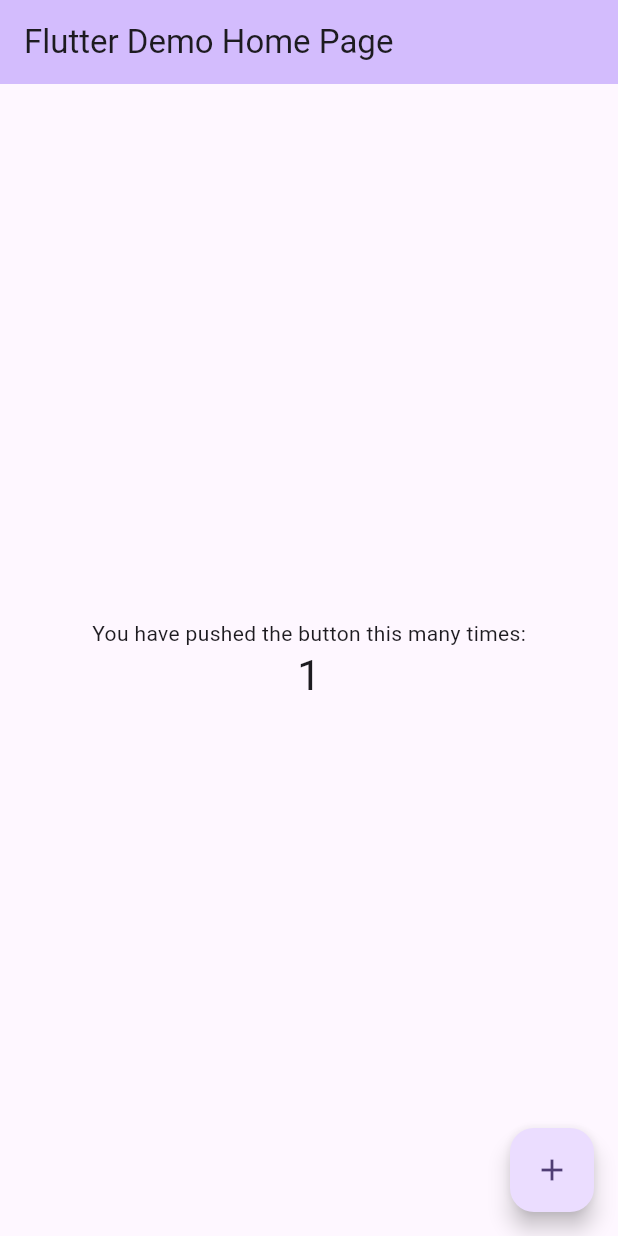
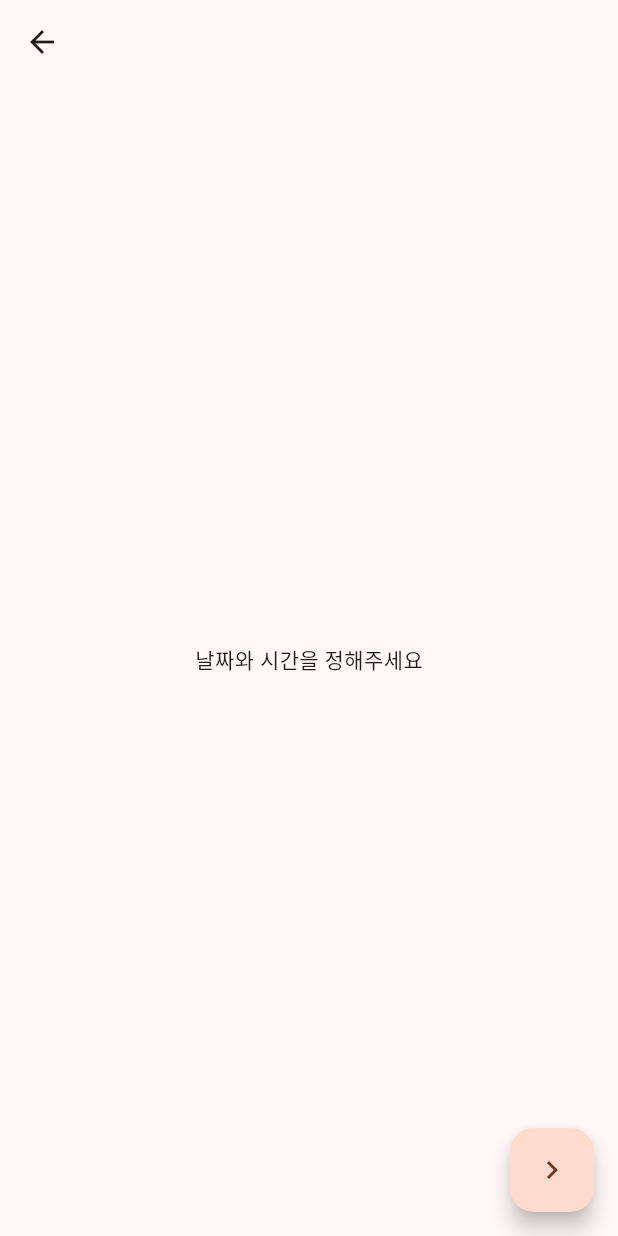
Before and after one commit to YAPP-Github/23rd-TF-when2yapp-FE, a Flutter app: the screen it shows after launch, after a tap on the "add" icon, on a phone screen of 412 x 824 dp. Run offline on Flutter 3.47's test engine with Material 2 defaults, Android fonts, the light colour scheme and no system bars.

Commit message:
feat: 페이지 추가, 연결 (#4)

```diff
--- /dev/null
+++ b/lib/create_page.dart
@@ -0,0 +1,22 @@
+import 'package:flutter/material.dart';
+
+class CreatePage extends StatelessWidget {
+  @override
+  Widget build(BuildContext context) {
+    return SafeArea(
+      child: Scaffold(
+        appBar: AppBar(),
+        body: Center(
+          child: Text('날짜와 시간을 정해주세요'),
+        ),
+        floatingActionButton: FloatingActionButton(
+          onPressed: () {
+            Navigator.of(context).pushNamed('/created');
+          },
+          tooltip: '약속 만들기',
+          child: const Icon(Icons.chevron_right),
+        )
+      ),
+    );
+  }
+}
--- a/lib/main.dart
+++ b/lib/main.dart
@@ -1,125 +1,7 @@
 import 'package:flutter/material.dart';
 
+import 'when2yapp_app.dart';
+
 void main() {
-  runApp(const MyApp());
+  runApp(const When2YappApp());
 }
-
-class MyApp extends StatelessWidget {
-  const MyApp({super.key});
-
-  // This widget is the root of your application.
-  @override
-  Widget build(BuildContext context) {
-    return MaterialApp(
-      title: 'Flutter Demo',
-      theme: ThemeData(
-        // This is the theme of your application.
-        //
-        // TRY THIS: Try running your application with "flutter run". You'll see
-        // the application has a blue toolbar. Then, without quitting the app,
-        // try changing the seedColor in the colorScheme below to Colors.green
-        // and then invoke "hot reload" (save your changes or press the "hot
-        // reload" button in a Flutter-supported IDE, or press "r" if you used
-        // the command line to start the app).
-        //
-        // Notice that the counter didn't reset back to zero; the application
-        // state is not lost during the reload. To reset the state, use hot
-        // restart instead.
-        //
-        // This works for code too, not just values: Most code changes can be
-        // tested with just a hot reload.
-        colorScheme: ColorScheme.fromSeed(seedColor: Colors.deepPurple),
-        useMaterial3: true,
-      ),
-      home: const MyHomePage(title: 'Flutter Demo Home Page'),
-    );
-  }
-}
-
-class MyHomePage extends StatefulWidget {
-  const MyHomePage({super.key, required this.title});
-
-  // This widget is the home page of your application. It is stateful, meaning
-  // that it has a State object (defined below) that contains fields that affect
-  // how it looks.
-
-  // This class is the configuration for the state. It holds the values (in this
-  // case the title) provided by the parent (in this case the App widget) and
-  // used by the build method of the State. Fields in a Widget subclass are
-  // always marked "final".
-
-  final String title;
-
-  @override
-  State<MyHomePage> createState() => _MyHomePageState();
-}
-
-class _MyHomePageState extends State<MyHomePage> {
-  int _counter = 0;
-
-  void _incrementCounter() {
-    setState(() {
-      // This call to setState tells the Flutter framework that something has
-      // changed in this State, which causes it to rerun the build method below
-      // so that the display can reflect the updated values. If we changed
-      // _counter without calling setState(), then the build method would not be
-      // called again, and so nothing would appear to happen.
-      _counter++;
-    });
-  }
-
-  @override
-  Widget build(BuildContext context) {
-    // This method is rerun every time setState is called, for instance as done
-    // by the _incrementCounter method above.
-    //
-    // The Flutter framework has been optimized to make rerunning build methods
-    // fast, so that you can just rebuild anything that needs updating rather
-    // than having to individually change instances of widgets.
-    return Scaffold(
-      appBar: AppBar(
-        // TRY THIS: Try changing the color here to a specific color (to
-        // Colors.amber, perhaps?) and trigger a hot reload to see the AppBar
-        // change color while the other colors stay the same.
-        backgroundColor: Theme.of(context).colorScheme.inversePrimary,
-        // Here we take the value from the MyHomePage object that was created by
-        // the App.build method, and use it to set our appbar title.
-        title: Text(widget.title),
-      ),
-      body: Center(
-        // Center is a layout widget. It takes a single child and positions it
-        // in the middle of the parent.
-        child: Column(
-          // Column is also a layout widget. It takes a list of children and
-          // arranges them vertically. By default, it sizes itself to fit its
-          // children horizontally, and tries to be as tall as its parent.
-          //
-          // Column has various properties to control how it sizes itself and
-          // how it positions its children. Here we use mainAxisAlignment to
-          // center the children vertically; the main axis here is the vertical
-          // axis because Columns are vertical (the cross axis would be
-          // horizontal).
-          //
-          // TRY THIS: Invoke "debug painting" (choose the "Toggle Debug Paint"
-          // action in the IDE, or press "p" in the console), to see the
-          // wireframe for each widget.
-          mainAxisAlignment: MainAxisAlignment.center,
-          children: <Widget>[
-            const Text(
-              'You have pushed the button this many times:',
-            ),
-            Text(
-              '$_counter',
-              style: Theme.of(context).textTheme.headlineMedium,
-            ),
-          ],
-        ),
-      ),
-      floatingActionButton: FloatingActionButton(
-        onPressed: _incrementCounter,
-        tooltip: 'Increment',
-        child: const Icon(Icons.add),
-      ), // This trailing comma makes auto-formatting nicer for build methods.
-    );
-  }
-}
--- /dev/null
+++ b/lib/splash_page.dart
@@ -0,0 +1,20 @@
+import 'package:flutter/material.dart';
+
+class SplashPage extends StatelessWidget {
+  @override
+  Widget build(BuildContext context) {
+    return Scaffold(
+      appBar: AppBar(),
+      body: Center(
+        child: Text('우리 도대체\n만나는 날짜가\n언제 YAPP'),
+      ),
+      floatingActionButton: FloatingActionButton(
+        onPressed: () {
+          Navigator.of(context).pushNamed('/create');
+        },
+        tooltip: '약속 만들기',
+        child: const Icon(Icons.add),
+      ),
+    );
+  }
+}
--- /dev/null
+++ b/lib/when2yapp_app.dart
@@ -0,0 +1,63 @@
+import 'package:flutter/material.dart';
+
+import 'create_page.dart';
+import 'created_page.dart';
+import 'schedule_detail_page.dart';
+import 'schedule_page.dart';
+import 'schedule_register_page.dart';
+import 'splash_page.dart';
+
+class When2YappApp extends StatelessWidget {
+  const When2YappApp({super.key});
+
+  @override
+  Widget build(BuildContext context) {
+    final schedulePagePattern = RegExp(r'^/schedule/(\d+)$');
+    final scheduleRegisterPagePattern = RegExp(r'^/schedule/(\d+)/register$');
+    final scheduleDetailPagePattern = RegExp(r'^/schedule/(\d+)/detail$');
+
+    return MaterialApp(
+      title: '언제얍',
+      theme: ThemeData(
+        colorScheme: ColorScheme.fromSeed(seedColor: const Color(0xFEDFD4)),
+        useMaterial3: true,
+      ),
+      initialRoute: '/',
+      onGenerateRoute: (settings) {
+        if (settings.name == null || settings.name == '/') {
+          return MaterialPageRoute(
+            builder: (context) => SplashPage(),
+          );
+        }
+        if (settings.name! == '/create') {
+          final queryParameters = Uri.parse(settings.name!).queryParameters;
+          return MaterialPageRoute(
+            builder: (context) => CreatePage(),
+          );
+        }
+        if (settings.name! == '/created') {
+          final queryParameters = Uri.parse(settings.name!).queryParameters;
+          return MaterialPageRoute(
+            builder: (context) => CreatedPage(),
+          );
+        }
+        if (schedulePagePattern.hasMatch(settings.name!)) {
+          return MaterialPageRoute(
+            builder: (context) => SchedulePage(),
+          );
+        }
+        if (scheduleRegisterPagePattern.hasMatch(settings.name!)) {
+          return MaterialPageRoute(
+            builder: (context) => ScheduleRegisterPage(),
+          );
+        }
+        if (scheduleDetailPagePattern.hasMatch(settings.name!)) {
+          return MaterialPageRoute(
+            builder: (context) => ScheduleDetailPage(),
+          );
+        }
+        throw Exception('\'settings.name\' is not valid. name: ${settings.name}');
+      },
+    );
+  }
+}
```
Also changed, not shown: lib/created_page.dart (added, +37 -0 lines), lib/schedule_detail_page.dart (added, +39 -0 lines), lib/schedule_page.dart (added, +30 -0 lines), lib/schedule_register_page.dart (added, +23 -0 lines), 1 other file.
